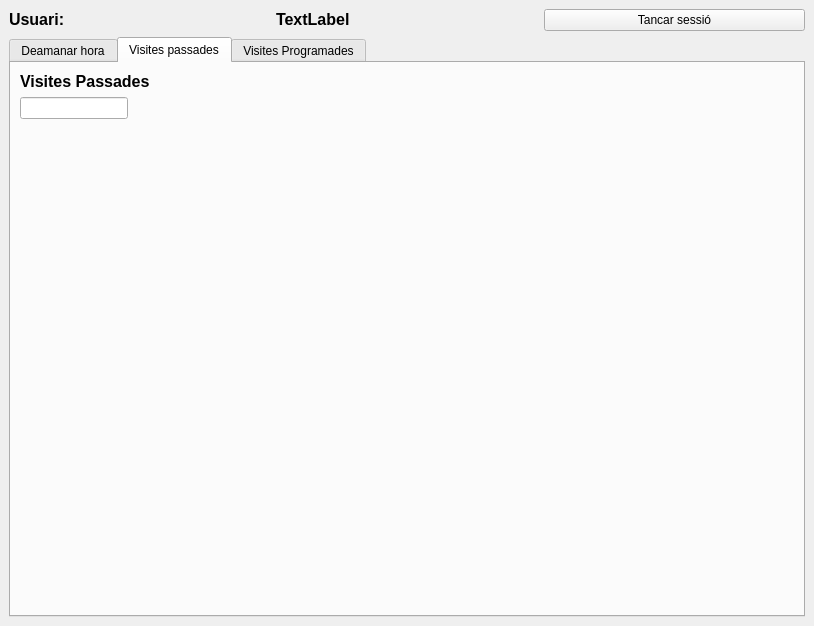
First picture: the form in ferrer_carles/pacient.ui, repository cferrermunoz/VisitApp, before the edit.
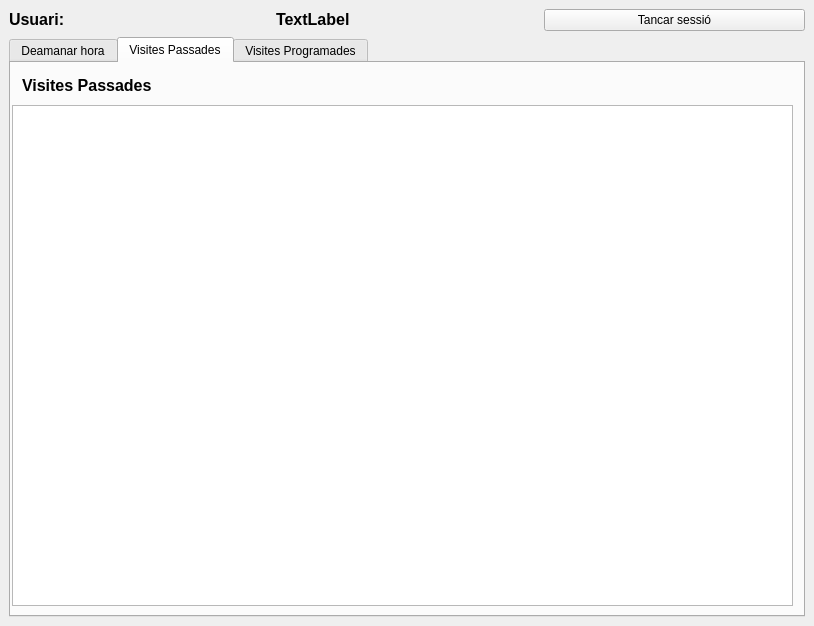
Second picture: the form after the edit. The open tabs and pages were chosen to show the change.

What changed in the file:
```diff
--- a/ferrer_carles/pacient.ui
+++ b/ferrer_carles/pacient.ui
@@ -128,20 +128,31 @@
       </widget>
       <widget class="QWidget" name="tab_2">
        <attribute name="title">
-        <string>Visites passades</string>
+        <string>Visites Passades</string>
        </attribute>
-       <layout class="QFormLayout" name="formLayout">
-        <item row="0" column="0">
-         <widget class="QLabel" name="label_6">
-          <property name="text">
-           <string>&lt;html&gt;&lt;head/&gt;&lt;body&gt;&lt;p&gt;&lt;span style=&quot; font-size:12pt; font-weight:600;&quot;&gt;Visites Passades&lt;/span&gt;&lt;/p&gt;&lt;/body&gt;&lt;/html&gt;</string>
-          </property>
-         </widget>
-        </item>
-        <item row="1" column="0">
-         <widget class="QLineEdit" name="lineEdit"/>
-        </item>
-       </layout>
+       <widget class="QLabel" name="label_6">
+        <property name="geometry">
+         <rect>
+          <x>11</x>
+          <y>11</y>
+          <width>164</width>
+          <height>24</height>
+         </rect>
+        </property>
+        <property name="text">
+         <string>&lt;html&gt;&lt;head/&gt;&lt;body&gt;&lt;p&gt;&lt;span style=&quot; font-size:12pt; font-weight:600;&quot;&gt;Visites Passades&lt;/span&gt;&lt;/p&gt;&lt;/body&gt;&lt;/html&gt;</string>
+        </property>
+       </widget>
+       <widget class="QTableWidget" name="tableWidget">
+        <property name="geometry">
+         <rect>
+          <x>1</x>
+          <y>42</y>
+          <width>781</width>
+          <height>501</height>
+         </rect>
+        </property>
+       </widget>
       </widget>
       <widget class="QWidget" name="tab_3">
        <attribute name="title">
```
Left out of the diff: 25 changed lines with no effect on the pictures.
